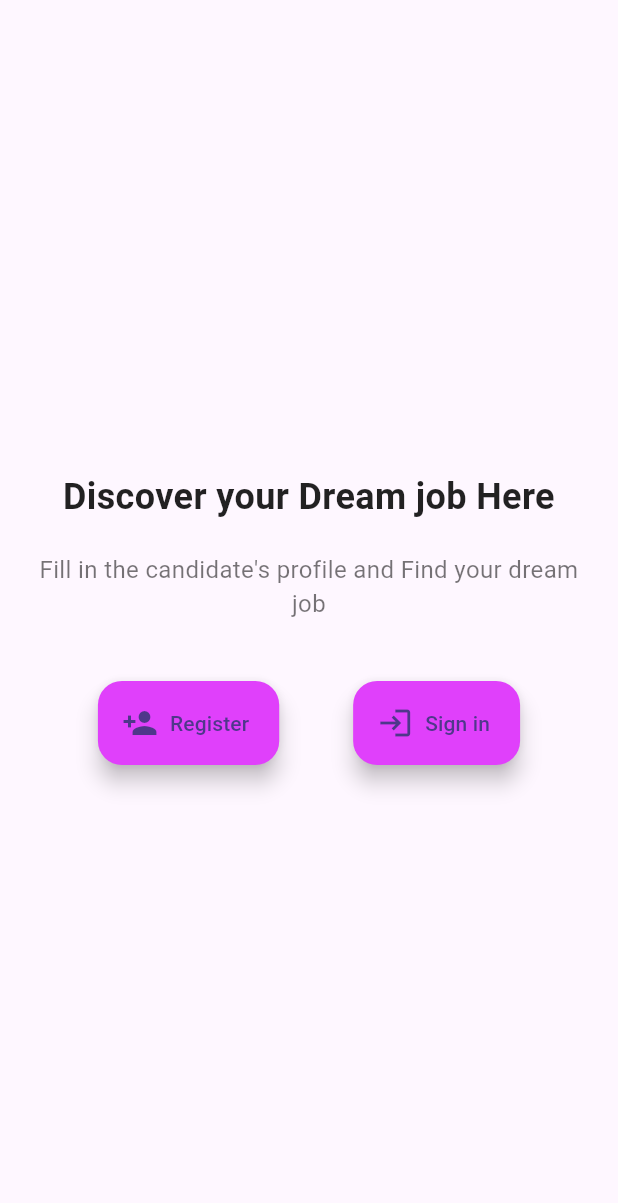
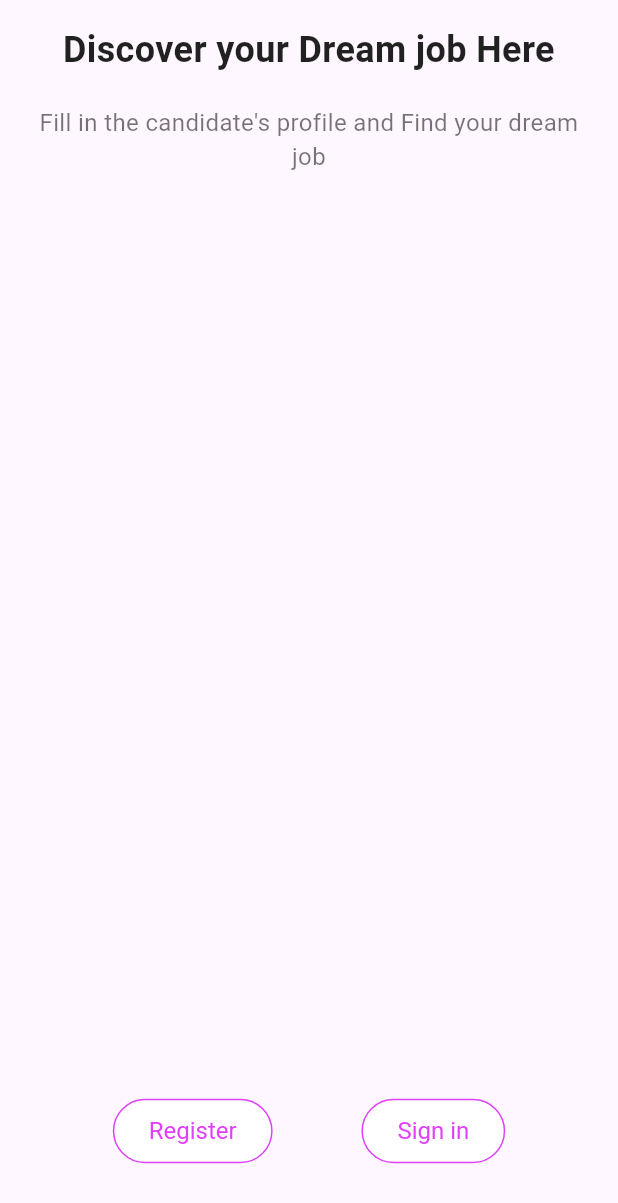
Before and after one commit to DanJaraplasan/CSElective3-ACT5, a Flutter app: the screen it shows after launch, on a phone screen of 412 x 824 dp. Shown: the top 1203 px of the screen. Run offline on Flutter 3.47's test engine with Material 3 defaults, Android fonts, the light colour scheme and no system bars.

Commit message:
Run sa bahay with android studio

```diff
--- a/lib/main.dart
+++ b/lib/main.dart
@@ -2,13 +2,15 @@ import 'package:flutter/material.dart';
 import 'screen/welcome_screen.dart';
 
 void main() {
-  runApp(MyApp());
+  runApp(const MyApp());
 }
 
 class MyApp extends StatelessWidget {
+  const MyApp({super.key});
+
   @override
   Widget build(BuildContext context) {
-    return MaterialApp(
+    return const MaterialApp(
       debugShowCheckedModeBanner: false,
       home: WelcomeScreen(),
     );
--- a/lib/screen/login_screen.dart
+++ b/lib/screen/login_screen.dart
@@ -1,6 +1,8 @@
 import 'package:flutter/material.dart';
 
 class LoginScreen extends StatelessWidget {
+  const LoginScreen({super.key});
+
   @override
   Widget build(BuildContext context) {
     return Scaffold(
@@ -9,19 +11,19 @@ class LoginScreen extends StatelessWidget {
         child: Column(
           mainAxisAlignment: MainAxisAlignment.center,
           children: [
-            Text(
+            const Text(
               'Welcome back!',
               style: TextStyle(fontSize: 28, fontWeight: FontWeight.bold),
             ),
-            SizedBox(height: 20),
-            TextField(
+            const SizedBox(height: 20),
+            const TextField(
               decoration: InputDecoration(
                 labelText: 'Enter username',
                 border: OutlineInputBorder(),
               ),
             ),
-            SizedBox(height: 20),
-            TextField(
+            const SizedBox(height: 20),
+            const TextField(
               decoration: InputDecoration(
                 labelText: 'Password',
                 border: OutlineInputBorder(),
@@ -29,14 +31,14 @@ class LoginScreen extends StatelessWidget {
               ),
               obscureText: true,
             ),
-            SizedBox(height: 20),
+            const SizedBox(height: 20),
             ElevatedButton(
               onPressed: () {
                 // Add sign-in functionality here
               },
-              child: Text('Sign in'),
+              child: const Text('Sign in'),
               style: ElevatedButton.styleFrom(
-                minimumSize: Size(double.infinity, 50),
+                minimumSize: const Size(double.infinity, 50),
               ),
             ),
             SizedBox(height: 20),
--- a/lib/screen/welcome_screen.dart
+++ b/lib/screen/welcome_screen.dart
@@ -3,12 +3,18 @@ import 'login_screen.dart';
 import 'register_screen.dart';
 
 class WelcomeScreen extends StatelessWidget {
+  const WelcomeScreen({super.key});
+
   @override
   Widget build(BuildContext context) {
     return Scaffold(
-      body: Padding(
+      body: SafeArea(
+        child: Padding(
           padding: const EdgeInsets.all(16.0),
           child: Column(
+            mainAxisAlignment: MainAxisAlignment.spaceBetween,
+            children: [
+              const Column(
                 mainAxisAlignment: MainAxisAlignment.center,
                 children: [
                   Text(
@@ -29,35 +35,60 @@ class WelcomeScreen extends StatelessWidget {
                     ),
                     textAlign: TextAlign.center,
                   ),
-            SizedBox(height: 40),
-            Row(
+                ],
+              ),
+              Padding(
+                padding: const EdgeInsets.only(
+                    bottom:
+                        30), // Add space between buttons and bottom of the screen
+                child: Row(
                   mainAxisAlignment: MainAxisAlignment.spaceEvenly,
                   children: [
-                FloatingActionButton.extended(
+                    OutlinedButton(
                       onPressed: () {
                         Navigator.push(
                           context,
-                      MaterialPageRoute(builder: (context) => RegisterScreen()),
+                          MaterialPageRoute(
+                              builder: (context) => RegisterScreen()),
                         );
                       },
-                  label: Text('Register'),
-                  icon: Icon(Icons.person_add),
-                  backgroundColor: Colors.purpleAccent,
+                      style: OutlinedButton.styleFrom(
+                        foregroundColor: Colors.purpleAccent,
+                        side: const BorderSide(
+                            color: Colors.purpleAccent), // Purple border
+                        padding: const EdgeInsets.symmetric(
+                            horizontal: 24, vertical: 12), // Text color
+                        backgroundColor:
+                            Colors.white, // Button background color
+                        textStyle: const TextStyle(fontSize: 16),
                       ),
-                FloatingActionButton.extended(
+                      child: const Text('Register'),
+                    ),
+                    OutlinedButton(
                       onPressed: () {
                         Navigator.push(
                           context,
-                      MaterialPageRoute(builder: (context) => LoginScreen()),
+                          MaterialPageRoute(
+                              builder: (context) => LoginScreen()),
                         );
                       },
-                  label: Text('Sign in'),
-                  icon: Icon(Icons.login),
-                  backgroundColor: Colors.purpleAccent,
+                      style: OutlinedButton.styleFrom(
+                        foregroundColor: Colors.purpleAccent,
+                        side: const BorderSide(
+                            color: Colors.purpleAccent), // Purple border
+                        padding: const EdgeInsets.symmetric(
+                            horizontal: 24, vertical: 12), // Text color
+                        backgroundColor:
+                            Colors.white, // Button background color
+                        textStyle: const TextStyle(fontSize: 16),
+                      ),
+                      child: const Text('Sign in'),
                     ),
                   ],
                 ),
+              ),
             ],
+          ),
         ),
       ),
     );
```
Also changed, not shown: pubspec.lock. Lines whose indentation alone changed are shown as unchanged.
